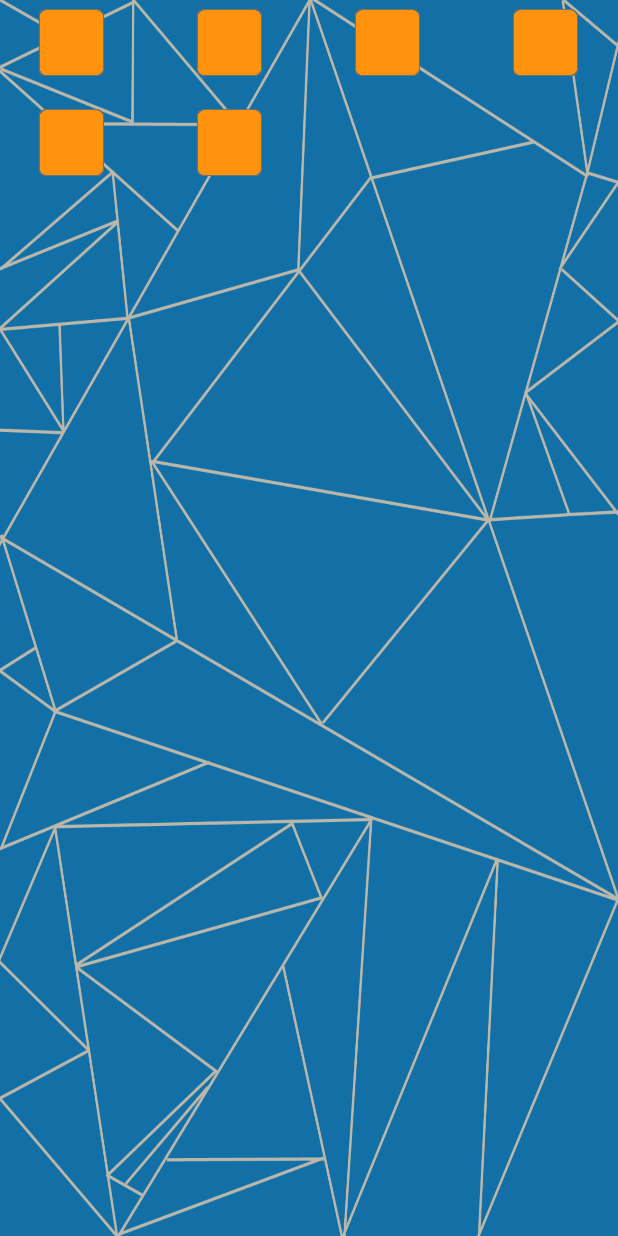
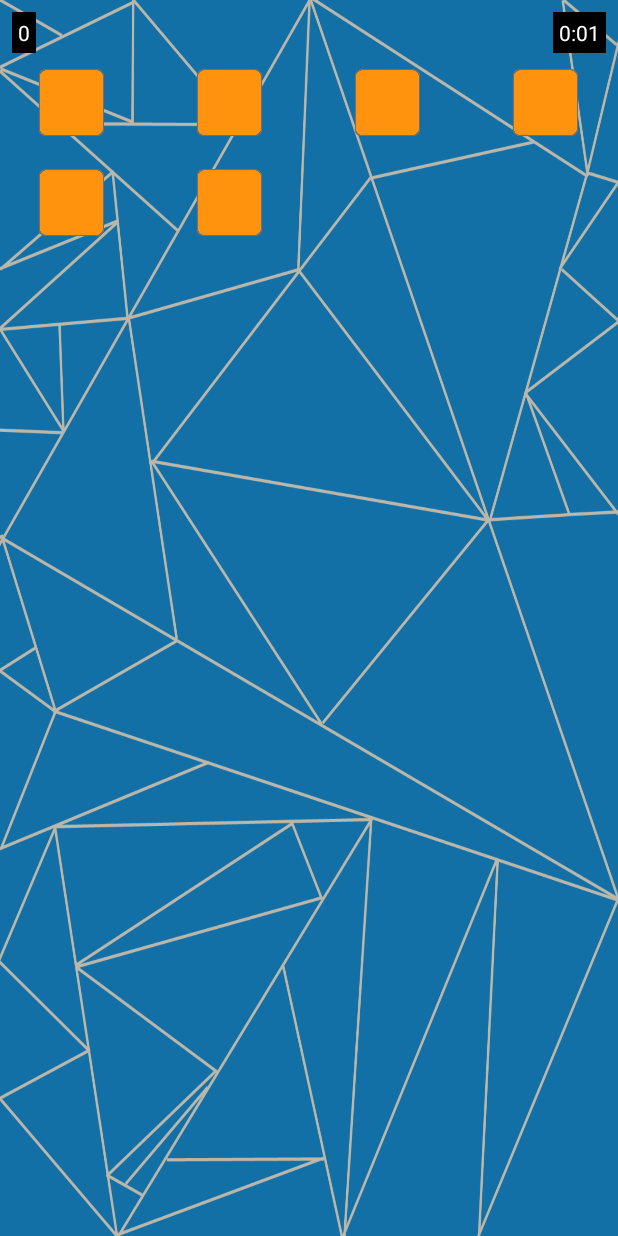
Before and after one commit to LeonoraG/memory-game, an Android app: the screen it shows after launch (GameActivity), after a tap on "NEW GAME", on a phone screen of 412 x 824 dp. Run offline under Robolectric (Android 15) with nearby library versions, the phone set to English and light mode, and no system bars.

Commit message:
Number of tries, time elapsed added

```diff
--- a/app/src/main/java/com/github/memory/GameActivity.java
+++ b/app/src/main/java/com/github/memory/GameActivity.java
@@ -11,6 +11,7 @@ import android.view.View;
 import android.widget.AdapterView;
 import android.widget.AdapterView.OnItemClickListener;
 import android.widget.GridView;
+import android.widget.TextView;
 
 import java.util.ArrayList;
 import java.util.Collections;
@@ -23,6 +24,7 @@ import java.util.List;
 public class GameActivity extends AppCompatActivity implements GameOverListener {
 
     private static final String TAG = GameActivity.class.getSimpleName();
+    private Handler mHandler = new Handler();
     ImageAdapter myImageAdapter;
     //number of pressed cards
     int numPressed = 0;
@@ -31,14 +33,20 @@ public class GameActivity extends AppCompatActivity implements GameOverListener
     Bitmap secondCard;
     HashMap<Integer, Integer> cardAt = new HashMap<Integer,Integer>();
 
-    int maxPairs ;  //=4
+    int numTries = 0;
+    int maxPairs;
+    int cardsMatched = 0;
+    long mStartTime;
+    String finalSeconds = "";
+    String finalMinutes = "";
+    TextView mTimeLabel;
+    TextView mCardLabel;
 
     @Override
     protected void onCreate(Bundle savedInstanceState) {
         super.onCreate(savedInstanceState);
         setContentView(R.layout.activity_game);
         maxPairs = getIntent().getExtras().getInt("maxPairs", 3);
-
         GridView gridview = (GridView) findViewById(R.id.gridview);
         myImageAdapter = new ImageAdapter(this, maxPairs);
         myImageAdapter.notifyDataSetChanged();
@@ -46,6 +54,14 @@ public class GameActivity extends AppCompatActivity implements GameOverListener
         gridview.setAdapter(myImageAdapter);
         gridview.setOnItemClickListener(listener);
         initialShuffle();
+        mCardLabel = (TextView) findViewById(R.id.tries);
+        mCardLabel.setText(numTries+"");
+        //For the timer
+        mTimeLabel = (TextView) findViewById(R.id.timeElapsed);
+        mStartTime = System.currentTimeMillis();
+        mHandler.removeCallbacks(mUpdateTimeTask);
+        mHandler.postDelayed(mUpdateTimeTask, 100);
+
     }
 
     private void initialShuffle(){
@@ -107,8 +123,13 @@ public class GameActivity extends AppCompatActivity implements GameOverListener
 
     protected void checkCards(){
         Log.d(TAG, "Checking...");
+        numTries++;
+        mCardLabel.setText(numTries+"");
         if(firstCard.sameAs(secondCard))
+        {
             myImageAdapter.cardsMatched();
+            cardsMatched++;
+        }
         else
             myImageAdapter.cardsNotMatched();
         numPressed = 0;
@@ -119,8 +140,35 @@ public class GameActivity extends AppCompatActivity implements GameOverListener
         FragmentManager fm = getSupportFragmentManager();
         Bundle args = new Bundle();
         args.putInt("maxPairs", maxPairs);
+        args.putInt("numTries", numTries);
+        args.putString("finalMinutes", finalMinutes);
+        args.putString("finalSeconds", finalSeconds);
         alertFragment.setArguments(args);
+        mHandler.removeCallbacks(mUpdateTimeTask); //stop the time
         alertFragment.show(fm, "Game over!");
     }
 
+    private Runnable mUpdateTimeTask = new Runnable() {
+        public void run() {
+            final long start = mStartTime;
+            long millis = System.currentTimeMillis() - start;
+            int seconds = (int) (millis / 1000);
+            int minutes = seconds / 60;
+            seconds     = seconds % 60;
+            Log.d(TAG, "Koliko ");
+            if (seconds < 10) {
+                mTimeLabel.setText("" + minutes + ":0" + seconds);
+                finalSeconds = "0"+seconds;
+            } else {
+                mTimeLabel.setText("" + minutes + ":" + seconds);
+                finalSeconds = ""+seconds;
+            }
+            finalMinutes = minutes+"";
+
+           // mTimeLabel.setText("iiiiiiiiiiie");
+
+            mHandler.postDelayed(mUpdateTimeTask, 100);
+        }
+    };
+
 }
--- a/app/src/main/java/com/github/memory/ImageAdapter.java
+++ b/app/src/main/java/com/github/memory/ImageAdapter.java
@@ -71,7 +71,7 @@ public class ImageAdapter extends BaseAdapter {
      */
     public void cardsNotMatched(){
         for(int i = 0; i < mThumbIds.length; ++i)
-            if(mThumbIds[i] != R.drawable.frontside && mThumbIds[i] != R.drawable.backside)
+            if(mThumbIds[i] != R.drawable.transparent && mThumbIds[i] != R.drawable.backside)
                 mThumbIds[i] = R.drawable.backside;
         notifyDataSetChanged();
     }
--- a/app/src/main/java/com/github/memory/PlayAgainFragment.java
+++ b/app/src/main/java/com/github/memory/PlayAgainFragment.java
@@ -9,16 +9,20 @@ import android.support.v4.app.DialogFragment;
 
 public class PlayAgainFragment extends DialogFragment {
     int maxPairs;
+    int numTries;
+    String finalSeconds;
+    String finalMinutes;
 
     @Override
     public Dialog onCreateDialog(Bundle savedInstanceState) {
         return new AlertDialog.Builder(getActivity())
                 // Set Dialog Icon
-                .setIcon(R.mipmap.ic_launcher)
+                .setIcon(R.drawable.fireworks)
                         // Set Dialog Title
                 .setTitle("You won!")
                         // Set Dialog Message
-                .setMessage("What to do next?")
+                .setMessage("Time elapsed: " + finalMinutes + ":" + finalSeconds +
+                            " , number of tries: " + numTries)
 
                         // Positive button
                 .setPositiveButton("Play again", new DialogInterface.OnClickListener() {
@@ -52,5 +56,8 @@ public class PlayAgainFragment extends DialogFragment {
     public void onCreate(Bundle savedInstanceState) {
         super.onCreate(savedInstanceState);
         maxPairs = getArguments().getInt("maxPairs");
+        numTries = getArguments().getInt("numTries");
+        finalMinutes = getArguments().getString("finalMinutes");
+        finalSeconds = getArguments().getString("finalSeconds");
     }
 }
--- a/app/src/main/res/layout/activity_game.xml
+++ b/app/src/main/res/layout/activity_game.xml
@@ -1,11 +1,30 @@
-<LinearLayout xmlns:android="http://schemas.android.com/apk/res/android"
+<RelativeLayout xmlns:android="http://schemas.android.com/apk/res/android"
 xmlns:tools="http://schemas.android.com/tools"
 android:layout_width="match_parent"
 android:layout_height="match_parent"
 android:orientation="vertical"
     android:background="@drawable/blue">
+    <TextView
+        android:layout_width="wrap_content"
+        android:layout_height="wrap_content"
+        android:id="@+id/tries"
+        android:layout_alignParentLeft="true"
+        android:layout_margin="8dp"
+        android:padding="4dp"
+        android:background="#000000"
+        android:textColor="#FFFFFF" />
+    <TextView
+        android:layout_width="wrap_content"
+        android:layout_height="wrap_content"
+        android:id="@+id/timeElapsed"
+        android:layout_alignParentRight="true"
+        android:layout_margin="8dp"
+        android:padding="4dp"
+        android:background="#000000"
+        android:textColor="#FFFFFF" />
 
 <GridView
+    android:layout_marginTop="40dp"
     android:id="@+id/gridview"
     android:layout_width="fill_parent"
     android:layout_height="fill_parent"
@@ -16,4 +35,4 @@ android:orientation="vertical"
     android:stretchMode="columnWidth"
     android:gravity="center"/>
 
-</LinearLayout>
+</RelativeLayout>
```
Also changed, not shown: app/src/main/res/drawable/fireworks.png (added).
